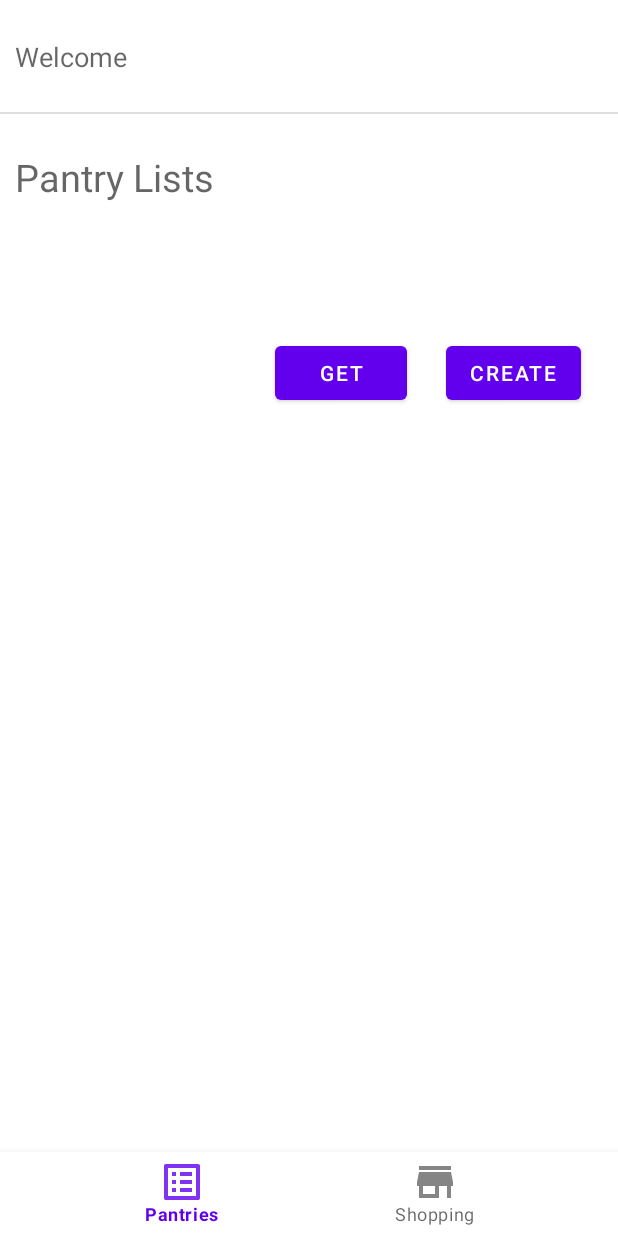
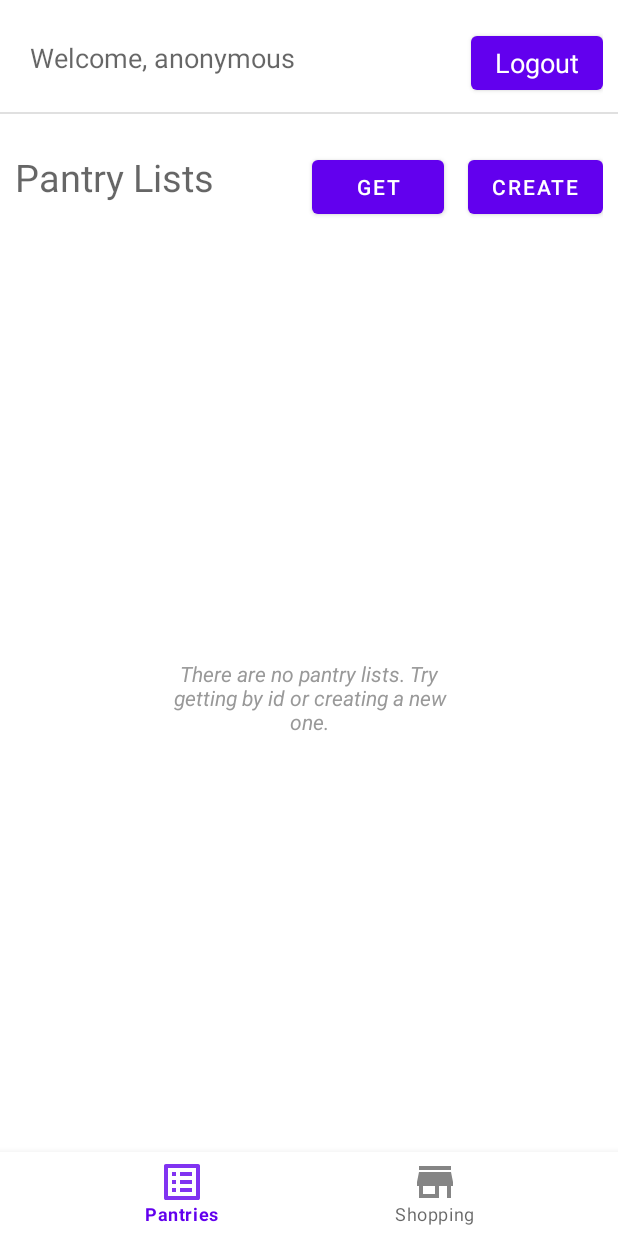
Before and after one commit to RafaelJCamara/ShopIST, an Android app: the MainActivityNav screen opened directly, with no data from a screen before it, on a phone screen of 412 x 824 dp. Run offline under Robolectric (Android 15) with nearby library versions, the phone set to English and light mode, and no system bars; our stand-ins replace navigation-ui.

Commit message:
Layout cleanup in pantry and shopping lists fragments Added empty list text Close the dialog for getting or creating a list

```diff
--- a/app/src/main/java/com/example/shopist/Activities/LoginActivity.java
+++ b/app/src/main/java/com/example/shopist/Activities/LoginActivity.java
@@ -90,7 +90,7 @@ public class LoginActivity extends AppCompatActivity {
         ServerData userInfoServer = response.body();
 
         //create a new intent to main activity screen
-        Intent intent = new Intent(LoginActivity.this, MainActivity.class);
+        Intent intent = new Intent(LoginActivity.this, MainActivityNav.class);
 
         //put cart information into intent
         intent.putExtra("username",userInfoServer.getName());
--- a/app/src/main/java/com/example/shopist/Activities/MainActivityNav.java
+++ b/app/src/main/java/com/example/shopist/Activities/MainActivityNav.java
@@ -1,6 +1,11 @@
 package com.example.shopist.Activities;
 
+import android.content.Intent;
 import android.os.Bundle;
+import android.view.View;
+import android.widget.Button;
+import android.widget.TextView;
+import android.widget.Toast;
 
 import com.example.shopist.R;
 import com.google.android.material.bottomnavigation.BottomNavigationView;
@@ -27,6 +32,37 @@ public class MainActivityNav extends AppCompatActivity {
                 .build();
         NavController navController = Navigation.findNavController(this, R.id.nav_host_fragment);
         NavigationUI.setupWithNavController(navView, navController);
+
+        fillTextView();
+        addLogoutButtonLogic();
+
+    }
+
+    private void fillTextView(){
+        TextView textView = findViewById(R.id.textView);
+        String info = "Welcome, ";
+        Intent intent = getIntent();
+        Bundle extras = intent.getExtras();
+        if(extras!=null){
+            if(extras.containsKey("username")){
+                info+=intent.getStringExtra("username");
+            }
+        }else{
+            info+="anonymous";
+        }
+        textView.setText(info);
+    }
+
+    private void addLogoutButtonLogic(){
+        Button logoutButton = findViewById(R.id.logoutButton);
+        logoutButton.setOnClickListener(new View.OnClickListener() {
+            @Override
+            public void onClick(View v) {
+                Intent intent = new Intent(MainActivityNav.this, LoginActivity.class);
+                startActivity(intent);
+                Toast.makeText(MainActivityNav.this, "Logout with success!", Toast.LENGTH_SHORT).show();
+            }
+        });
     }
 
 }
--- a/app/src/main/java/com/example/shopist/Activities/ui/pantries/PantriesFragment.java
+++ b/app/src/main/java/com/example/shopist/Activities/ui/pantries/PantriesFragment.java
@@ -10,6 +10,7 @@ import android.widget.ArrayAdapter;
 import android.widget.Button;
 import android.widget.EditText;
 import android.widget.ListView;
+import android.widget.TextView;
 import android.widget.Toast;
 
 import androidx.annotation.NonNull;
@@ -40,6 +41,8 @@ public class PantriesFragment extends ListFragment {
 
     private View root;
 
+    private AlertDialog dialog;
+
     public View onCreateView(@NonNull LayoutInflater inflater,
                              ViewGroup container, Bundle savedInstanceState) {
         root = inflater.inflate(R.layout.fragment_pantries, container, false);
@@ -49,7 +52,6 @@ public class PantriesFragment extends ListFragment {
 
         //LIST OPERATIONS
         pantryListSettings();
-        addSettings();
         retrievePantryList();
         createPantryList();
 
@@ -93,7 +95,8 @@ public class PantriesFragment extends ListFragment {
     public void handleGetPantryListDialog(){
         View v = getLayoutInflater().inflate(R.layout.get_list,null);
         AlertDialog.Builder builder = new AlertDialog.Builder(root.getContext());
-        builder.setView(v).show();
+        dialog = builder.setView(v).create();
+        dialog.show();
         handleGetPantryListLogic(v);
     }
 
@@ -112,6 +115,7 @@ public class PantriesFragment extends ListFragment {
                 }else{
                     //the list hasn't been added
                     getPantryListFromServer(listId);
+                    dialog.dismiss();
                 }
             }
         });
@@ -194,6 +198,9 @@ public class PantriesFragment extends ListFragment {
 
         //add adapter to list
         pantryListView.setAdapter(adapter);
+
+        TextView empty= root.findViewById(R.id.empty);
+        pantryListView.setEmptyView(empty);
     }
 
 
@@ -215,7 +222,8 @@ public class PantriesFragment extends ListFragment {
     public void handleCreatePantryListDialog(){
         View view = getLayoutInflater().inflate(R.layout.create_list,null);
         AlertDialog.Builder builder = new AlertDialog.Builder(root.getContext());
-        builder.setView(view).show();
+        dialog = builder.setView(view).create();
+        dialog.show();
         handleCreatePantryListLogic(view);
     }
 
@@ -239,6 +247,7 @@ public class PantriesFragment extends ListFragment {
                 }else{
                     //list has not been created
                     createPantryListInServer(listName, listAddress);
+                    dialog.dismiss();
                 }
             }
         });
--- a/app/src/main/res/layout/activity_main_nav.xml
+++ b/app/src/main/res/layout/activity_main_nav.xml
@@ -16,16 +16,31 @@
         app:layout_constraintStart_toStartOf="parent"
         app:layout_constraintTop_toTopOf="parent">
 
+
         <TextView
-            android:id="@+id/textView6"
-            android:layout_width="match_parent"
+            android:id="@+id/textView"
+            android:layout_width="wrap_content"
             android:layout_height="wrap_content"
-            android:text="Welcome"
+            android:layout_marginTop="16dp"
+            android:text="TextView"
             android:textAppearance="@style/TextAppearance.AppCompat.Medium"
-            app:layout_constraintBottom_toBottomOf="parent"
             app:layout_constraintEnd_toEndOf="parent"
+            app:layout_constraintHorizontal_bias="0.047"
             app:layout_constraintStart_toStartOf="parent"
             app:layout_constraintTop_toTopOf="parent" />
+
+        <Button
+            android:id="@+id/logoutButton"
+            android:layout_width="wrap_content"
+            android:layout_height="wrap_content"
+            android:layout_marginTop="8dp"
+            android:text="Logout"
+            android:textAppearance="@style/TextAppearance.AppCompat.Medium"
+            app:layout_constraintEnd_toEndOf="parent"
+            app:layout_constraintHorizontal_bias="1.0"
+            app:layout_constraintStart_toEndOf="@+id/textView"
+            app:layout_constraintTop_toTopOf="parent" />
+
     </androidx.constraintlayout.widget.ConstraintLayout>
 
     <View
--- a/app/src/main/res/layout/fragment_pantries.xml
+++ b/app/src/main/res/layout/fragment_pantries.xml
@@ -12,46 +12,53 @@
         android:id="@+id/textView15"
         android:layout_width="wrap_content"
         android:layout_height="wrap_content"
-        android:text="Pantry Lists"
+        android:text="@string/title_pantry_lists"
         android:textAppearance="@style/TextAppearance.AppCompat.Display1"
         android:textSize="25sp"
-        app:layout_constraintEnd_toEndOf="parent"
-        app:layout_constraintHorizontal_bias="0"
         app:layout_constraintStart_toStartOf="parent"
-        app:layout_constraintTop_toBottomOf="@+id/textView" />
+        app:layout_constraintTop_toTopOf="parent" />
 
-    <ListView
-        android:id="@+id/pantryList"
-        android:layout_width="fill_parent"
-        android:layout_height="200dp"
-        android:layout_marginTop="28dp"
-        app:layout_constraintBottom_toBottomOf="parent"
-        app:layout_constraintEnd_toEndOf="parent"
-        app:layout_constraintHorizontal_bias="1.0"
-        app:layout_constraintStart_toStartOf="parent"
-        app:layout_constraintTop_toBottomOf="@+id/textView15"
-        app:layout_constraintVertical_bias="0.033" />
 
     <Button
         android:id="@+id/getPantryListButton"
         android:layout_width="wrap_content"
         android:layout_height="wrap_content"
-        android:layout_marginStart="40dp"
-        android:layout_marginTop="124dp"
-        android:text="Get"
-        app:layout_constraintStart_toEndOf="@+id/textView15"
+        android:layout_marginEnd="16dp"
+        android:text="@string/get"
+        app:layout_constraintEnd_toStartOf="@+id/createPantryListButton"
         app:layout_constraintTop_toTopOf="parent" />
 
     <Button
         android:id="@+id/createPantryListButton"
         android:layout_width="wrap_content"
         android:layout_height="wrap_content"
-        android:layout_marginStart="4dp"
-        android:layout_marginTop="124dp"
-        android:text="Create"
+        android:text="@string/create"
         app:layout_constraintEnd_toEndOf="parent"
-        app:layout_constraintHorizontal_bias="0.6"
-        app:layout_constraintStart_toEndOf="@+id/getPantryListButton"
         app:layout_constraintTop_toTopOf="parent" />
 
+    <ListView
+        android:id="@+id/pantryList"
+        android:layout_width="match_parent"
+        android:layout_height="0dp"
+        android:layout_marginTop="16dp"
+        app:layout_constraintBottom_toBottomOf="parent"
+        app:layout_constraintEnd_toEndOf="parent"
+        app:layout_constraintHorizontal_bias="0.0"
+        app:layout_constraintStart_toStartOf="parent"
+        app:layout_constraintTop_toBottomOf="@+id/textView15" />
+
+    <TextView
+        android:id="@+id/empty"
+        android:layout_width="200dp"
+        android:layout_height="wrap_content"
+        android:layout_gravity="center"
+        android:gravity="center"
+        android:text="@string/empty_pantry_lists"
+        android:textColor="#999999"
+        android:textStyle="italic"
+        android:visibility="gone"
+        app:layout_constraintEnd_toEndOf="parent"
+        app:layout_constraintStart_toStartOf="parent"
+        app:layout_constraintTop_toTopOf="@id/pantryList" />
+
 </androidx.constraintlayout.widget.ConstraintLayout>
--- a/app/src/main/res/values/strings.xml
+++ b/app/src/main/res/values/strings.xml
@@ -11,4 +11,10 @@
     values-round/strings.xml for round devices.
     -->
     <string name="hello_world">Hello Square World!</string>
+    <string name="get">Get</string>
+    <string name="create">Create</string>
+    <string name="title_shopping_lists">Shopping Lists</string>
+    <string name="empty_shopping_lists">There are no shopping lists. Try getting by id or creating a new one.</string>
+    <string name="empty_pantry_lists">There are no pantry lists. Try getting by id or creating a new one.</string>
+    <string name="title_pantry_lists">Pantry Lists</string>
 </resources>
```
Also changed, not shown: app/src/main/java/com/example/shopist/Activities/ui/shopping/ShoppingFragment.java (+15 -2 lines), app/src/main/res/layout/fragment_shopping.xml (+23 -38 lines).
